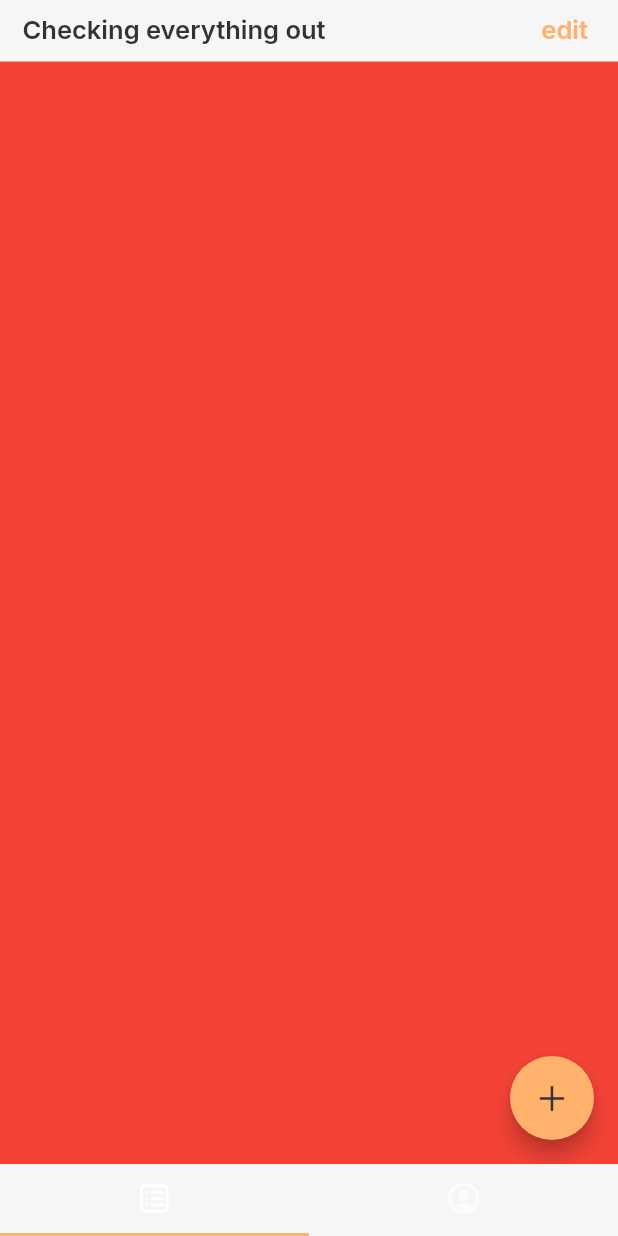
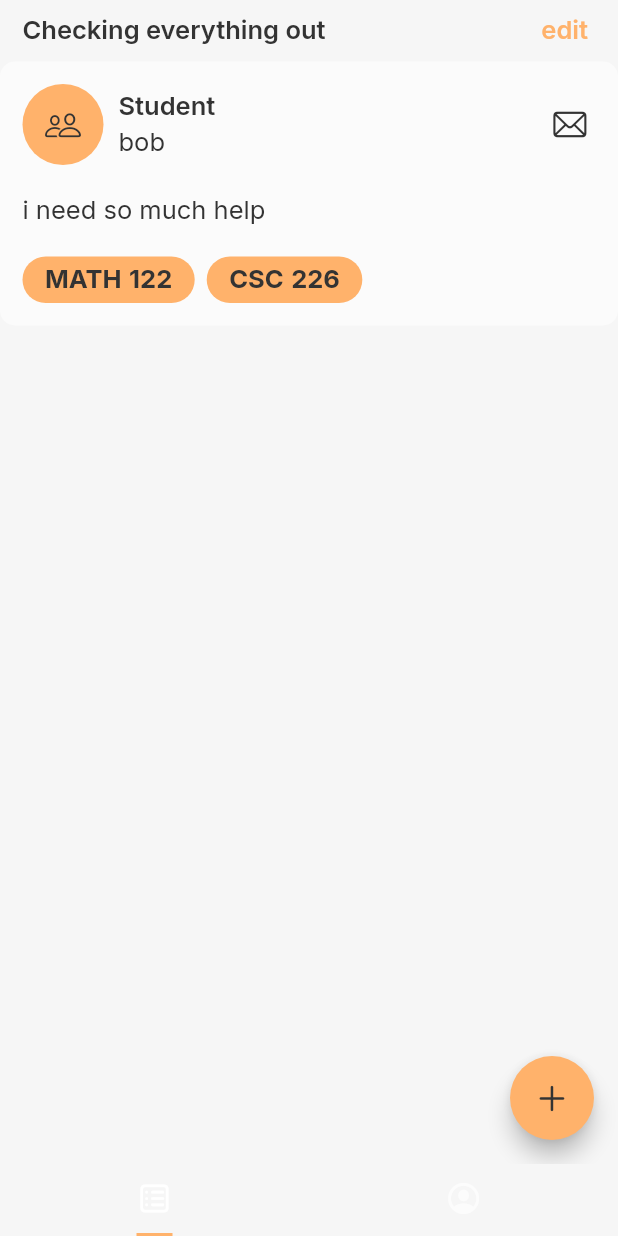
Before and after one commit to mattrltrent/eng_comp_client, a Flutter app: the screen it shows after launch, on a phone screen of 412 x 824 dp. Run offline on Flutter 3.47's test engine with Material 2 defaults, Android fonts, the phone set to English and light mode, and no system bars; our stand-ins replace bloc, flutter_bloc, get_it, google_fonts; missing offline and left inert: scrollable.

Commit message:
feat: adds post

```diff
--- /dev/null
+++ b/lib/core/entities/post.dart
@@ -0,0 +1,45 @@
+import 'package:flutter/cupertino.dart';
+import 'package:flutter/material.dart';
+
+import 'class.dart';
+
+enum PosterType { tutor, student }
+
+String posterTypeToName(PosterType posterType) {
+  switch (posterType) {
+    case PosterType.student:
+      return "Student";
+    case PosterType.tutor:
+      return "Tutor";
+    default:
+      throw UnimplementedError();
+  }
+}
+
+IconData posterTypeToIcon(PosterType posterType) {
+  switch (posterType) {
+    case PosterType.student:
+      return CupertinoIcons.person_2;
+    case PosterType.tutor:
+      return CupertinoIcons.star;
+    default:
+      throw UnimplementedError();
+  }
+}
+
+class Post {
+  final String email;
+  final String name;
+  final List<Class> allClasses;
+  final List<Class> intersectionClasses;
+  final String desc;
+  final PosterType posterType;
+
+  const Post(
+      {required this.email,
+      required this.name,
+      required this.posterType,
+      required this.allClasses,
+      required this.intersectionClasses,
+      required this.desc});
+}
--- a/lib/screens/feed.dart
+++ b/lib/screens/feed.dart
@@ -1,5 +1,8 @@
 import 'package:client/core/cubit/search_prefs_cubit.dart';
+import 'package:client/core/entities/class.dart';
+import 'package:client/core/entities/post.dart';
 import 'package:client/core/styles/typography.dart';
+import 'package:client/widgets/post_tile.dart';
 import 'package:client/widgets/touchable_opacity.dart';
 import 'package:flutter/cupertino.dart';
 import 'package:flutter/material.dart';
@@ -61,10 +64,21 @@ class _FeedScreenState extends State<FeedScreen> {
               ),
             ),
             Expanded(
-              child: Container(
-                color: Colors.red,
+              child: Column(
+                children: [
+                  PostTile(
+                    post: Post(
+                      email: "bob@gmail.com",
+                      name: "bob",
+                      posterType: PosterType.student,
+                      allClasses: [Class(name: "MATH", code: 122), Class(name: "CSC", code: 226)],
+                      intersectionClasses: [Class(name: "MATH", code: 122)],
+                      desc: "i need so much help",
+                    ),
+                  ),
+                ],
               ),
-            )
+            ),
           ],
         ),
       ),
--- a/lib/screens/tab_manager.dart
+++ b/lib/screens/tab_manager.dart
@@ -50,6 +50,7 @@ class _TabManagerState extends State<TabManager> with SingleTickerProviderStateM
             child: SafeArea(
               top: false,
               child: TabBar(
+                indicatorSize: TabBarIndicatorSize.label,
                 controller: tabController,
                 onTap: (index) {
                   HapticFeedback.lightImpact();
--- a/lib/widgets/class_code_groups.dart
+++ b/lib/widgets/class_code_groups.dart
@@ -5,10 +5,11 @@ import 'package:flutter/cupertino.dart';
 import 'package:flutter/material.dart';
 
 class ClassCodeGroups extends StatefulWidget {
-  const ClassCodeGroups({super.key, required this.classes, required this.onRemove});
+  const ClassCodeGroups({super.key, required this.classes, required this.onRemove, this.removable = true});
 
   final List<Class> classes;
   final Function(int idxRemoved) onRemove;
+  final bool removable;
 
   @override
   State<ClassCodeGroups> createState() => _ClassCodeGroupsState();
@@ -24,9 +25,10 @@ class _ClassCodeGroupsState extends State<ClassCodeGroups> {
         final index = entry.key;
         final Class c = entry.value;
         return ClassTile(
+          removable: widget.removable,
           code: c.code,
           text: c.name,
-          onTap: () => widget.onRemove(index),
+          onTap: () => widget.removable ? widget.onRemove(index) : {},
         );
       }).toList(),
     );
@@ -39,15 +41,19 @@ class ClassTile extends StatelessWidget {
     required this.code,
     required this.text,
     required this.onTap,
+    required this.removable,
   });
 
   final String text;
   final int code;
   final VoidCallback onTap;
+  final bool removable;
 
   @override
   Widget build(BuildContext context) {
-    return TouchableOpacity(
+    return AbsorbPointer(
+      absorbing: !removable,
+      child: TouchableOpacity(
         onTap: () => onTap(),
         child: Container(
           padding: const EdgeInsets.symmetric(vertical: 5, horizontal: 15),
@@ -73,6 +79,9 @@ class ClassTile extends StatelessWidget {
                   color: Theme.of(context).colorScheme.onSecondary,
                 ),
               ),
+              removable
+                  ? Column(
+                      children: [
                         const SizedBox(width: 5),
                         Icon(
                           CupertinoIcons.xmark,
@@ -80,6 +89,10 @@ class ClassTile extends StatelessWidget {
                           color: Theme.of(context).colorScheme.onSecondary,
                         ),
                       ],
+                    )
+                  : Container()
+            ],
+          ),
         ),
       ),
     );
--- /dev/null
+++ b/lib/widgets/post_tile.dart
@@ -0,0 +1,88 @@
+import 'package:client/core/entities/post.dart';
+import 'package:client/core/styles/typography.dart';
+import 'package:client/widgets/touchable_opacity.dart';
+import 'package:flutter/cupertino.dart';
+import 'package:flutter/material.dart';
+import 'package:url_launcher/url_launcher.dart';
+
+import 'class_code_groups.dart';
+
+class PostTile extends StatelessWidget {
+  const PostTile({super.key, required this.post});
+
+  final Post post;
+
+  @override
+  Widget build(BuildContext context) {
+    return Container(
+      decoration: BoxDecoration(
+        color: Theme.of(context).colorScheme.background,
+        borderRadius: const BorderRadius.all(
+          Radius.circular(10),
+        ),
+      ),
+      padding: const EdgeInsets.all(15),
+      child: Column(
+        crossAxisAlignment: CrossAxisAlignment.start,
+        mainAxisSize: MainAxisSize.min,
+        children: [
+          Row(
+            children: [
+              Container(
+                padding: const EdgeInsets.all(15),
+                decoration: BoxDecoration(
+                  color: Theme.of(context).colorScheme.secondary,
+                  shape: BoxShape.circle,
+                ),
+                child: Icon(
+                  posterTypeToIcon(post.posterType),
+                  color: Theme.of(context).colorScheme.onSecondary,
+                ),
+              ),
+              const SizedBox(width: 10),
+              Column(
+                crossAxisAlignment: CrossAxisAlignment.start,
+                children: [
+                  Text(
+                    posterTypeToName(post.posterType),
+                    style: kTitle.copyWith(
+                      color: Theme.of(context).colorScheme.primary,
+                    ),
+                  ),
+                  const SizedBox(height: 3),
+                  Text(
+                    post.name,
+                    style: kBody.copyWith(
+                      color: Theme.of(context).colorScheme.primary,
+                    ),
+                  ),
+                ],
+              ),
+              const Spacer(),
+              TouchableOpacity(
+                onTap: () => launchUrl(Uri.parse("mailto:${post.email}")),
+                child: Container(
+                  color: Colors.transparent,
+                  padding: const EdgeInsets.all(5),
+                  child: Icon(
+                    CupertinoIcons.mail,
+                    color: Theme.of(context).colorScheme.primary,
+                  ),
+                ),
+              ),
+            ],
+          ),
+          const SizedBox(height: 20),
+          Text(
+            post.desc,
+            style: kBody.copyWith(
+              color: Theme.of(context).colorScheme.primary,
+            ),
+          ),
+          const SizedBox(height: 20),
+          ClassCodeGroups(onRemove: (idxRemoved) => {}, removable: false, classes: post.allClasses),
+        ],
+      ),
+    );
+  }
+}
--- a/pubspec.yaml
+++ b/pubspec.yaml
@@ -42,6 +42,7 @@ dependencies:
   google_fonts: ^5.1.0
   modal_bottom_sheet: ^2.1.2
   scrollable: ^1.0.4
+  url_launcher: ^6.1.12
 
 dev_dependencies:
   flutter_test:
```
Also changed, not shown: lib/core/cubit/query_classes_cubit.dart (added, +10 -0 lines), lib/core/cubit/query_classes_state.dart (added, +20 -0 lines), lib/screens/profile.dart (+72 -1 lines), lib/widgets/post.dart (deleted, +0 -10 lines), pubspec.lock, 7 other files. Lines whose indentation alone changed are shown as unchanged.
